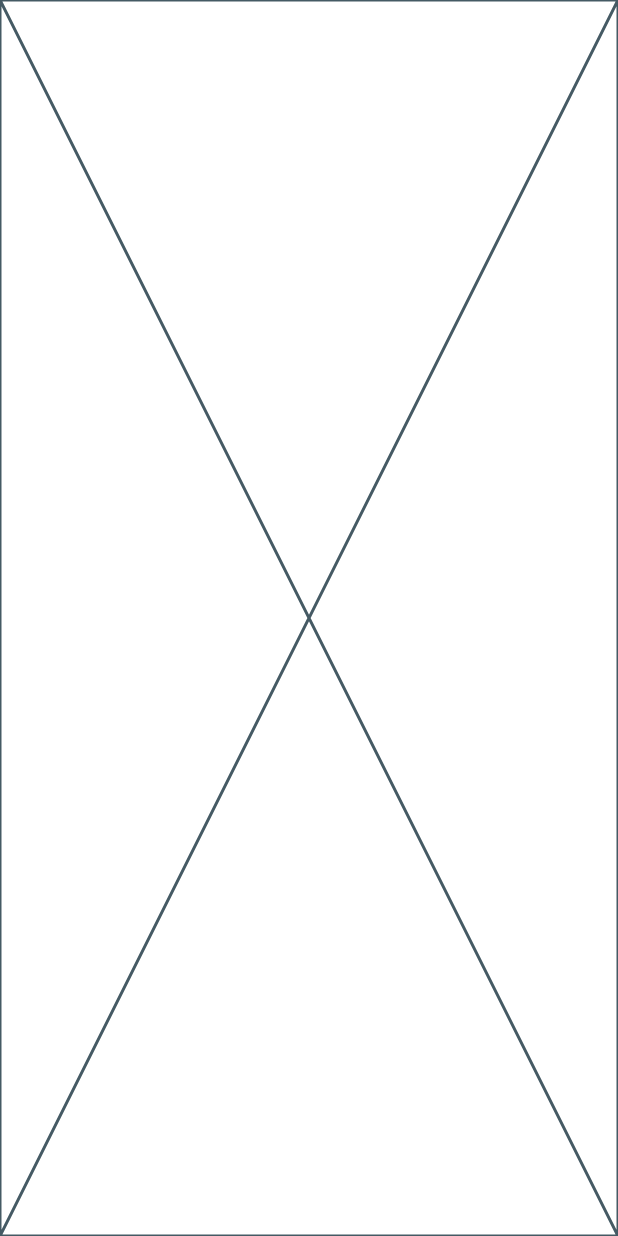
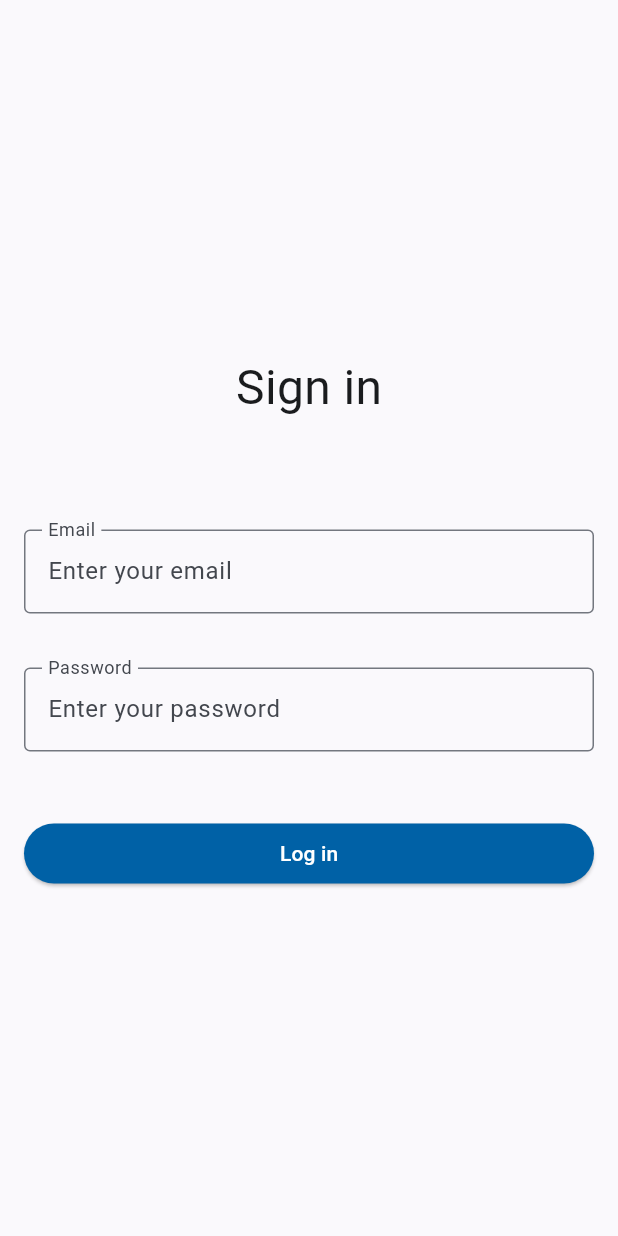
Before and after one commit to dariagorlova/test_app, a Flutter app: the screen it shows after launch, on a phone screen of 412 x 824 dp. Run offline on Flutter 3.47's test engine with Material 3 defaults, Android fonts, the phone set to English and light mode, and no system bars; our stand-ins replace dio, flutter_bloc.

Commit message:
auth implementation

```diff
--- /dev/null
+++ b/lib/core/constants.dart
@@ -0,0 +1,4 @@
+const emailValidator =
+    r"^[a-zA-Z0-9.!#$%&'*+\\/=?^_`{|}~-]{1,10}@(?:(?!.*--)[a-zA-Z0-9-]{1,10}(?<!-))(?:\.(?:[a-zA-Z0-9-]{2,10}))+$";
+const passwordValidator = r'^(?=.*?[A-Z])(?=.*?[a-z])(?=.*?[0-9]).{6,10}$';
+const signInUrl = 'https://randomuser.me/api/';
--- a/lib/core/index.dart
+++ b/lib/core/index.dart
@@ -1 +1,2 @@
 export 'styles/colors.dart';
+export 'constants.dart';
--- /dev/null
+++ b/lib/features/auth/data/api_service.dart
@@ -0,0 +1,28 @@
+import 'dart:async';
+
+import 'package:dio/dio.dart';
+import 'package:test_app/core/index.dart';
+import 'package:test_app/features/auth/index.dart';
+
+abstract class ApiService {
+  FutureOr<User?> signIn(String email, String password);
+}
+
+class ApiServiceImpl implements ApiService {
+  @override
+  FutureOr<User?> signIn(String email, String password) async {
+    try {
+      final response = await Dio().get(
+        signInUrl,
+        data: {'email': email, 'password': password},
+      );
+
+      if (response.statusCode == 200) {
+        return User.fromJson(response.data['results'][0]);
+      }
+      return null;
+    } catch (error) {
+      return null;
+    }
+  }
+}
--- /dev/null
+++ b/lib/features/auth/data/repository_impl.dart
@@ -0,0 +1,13 @@
+import 'dart:async';
+
+import 'package:test_app/features/auth/index.dart';
+
+class RepositoryImpl implements Repository {
+  final ApiService _apiService;
+
+  const RepositoryImpl(this._apiService);
+
+  @override
+  FutureOr<User?> signIn(String email, String password) =>
+      _apiService.signIn(email, password);
+}
--- /dev/null
+++ b/lib/features/auth/domain/repository.dart
@@ -0,0 +1,7 @@
+import 'dart:async';
+
+import 'package:test_app/features/auth/index.dart';
+
+abstract class Repository {
+  FutureOr<User?> signIn(String email, String password);
+}
--- /dev/null
+++ b/lib/features/auth/domain/user.dart
@@ -0,0 +1,20 @@
+class User {
+  User({
+    required this.email,
+    required this.firstName,
+    required this.lastName,
+    required this.avatar,
+  });
+
+  String email;
+  String firstName;
+  String lastName;
+  String avatar;
+
+  factory User.fromJson(Map<String, dynamic> json) => User(
+        email: json["email"],
+        firstName: json["name"]["first"],
+        lastName: json["name"]["last"],
+        avatar: json["picture"]["thumbnail"],
+      );
+}
--- a/lib/features/auth/index.dart
+++ b/lib/features/auth/index.dart
@@ -1 +1,9 @@
 export 'presentation/auth.screen.dart';
+export 'presentation/widgets/caption.dart';
+export 'presentation/widgets/input_field.dart';
+export 'presentation/widgets/login_button.dart';
+export 'presentation/bloc/auth_bloc.dart';
+export 'domain/repository.dart';
+export 'domain/user.dart';
+export 'data/repository_impl.dart';
+export 'data/api_service.dart';
--- a/lib/features/auth/presentation/auth.screen.dart
+++ b/lib/features/auth/presentation/auth.screen.dart
@@ -1,4 +1,7 @@
 import 'package:flutter/material.dart';
+import 'package:flutter_bloc/flutter_bloc.dart';
+import 'package:test_app/features/auth/index.dart';
+import 'package:test_app/features/home/index.dart';
 
 class AuthScreen extends StatefulWidget {
   const AuthScreen({super.key});
@@ -8,8 +11,109 @@ class AuthScreen extends StatefulWidget {
 }
 
 class _AuthScreenState extends State<AuthScreen> {
+  final _formSignInKey = GlobalKey<FormState>();
+  final passwordController = TextEditingController();
+  final emailController = TextEditingController();
+
+  @override
+  void dispose() {
+    passwordController.dispose();
+    emailController.dispose();
+    super.dispose();
+  }
+
   @override
   Widget build(BuildContext context) {
-    return const Placeholder();
+    return BlocConsumer<SignInBloc, SignInState>(
+      listener: (context, state) {
+        if (state is SignInFailure) {
+          ScaffoldMessenger.of(context).showSnackBar(
+            SnackBar(
+              content: Text(state.message),
+              showCloseIcon: true,
+              behavior: SnackBarBehavior.floating,
+            ),
+          );
+        } else if (state is SignInSuccess) {
+          Navigator.pushReplacement(
+            context,
+            MaterialPageRoute(
+              builder: (context) => const HomeScreen(),
+            ),
+          );
+        }
+      },
+      builder: (context, state) {
+        return GestureDetector(
+          onTap: FocusScope.of(context).unfocus,
+          child: Scaffold(
+            body: SafeArea(
+              child: Center(
+                child: SingleChildScrollView(
+                  child: Padding(
+                    padding: const EdgeInsets.symmetric(horizontal: 16),
+                    child: Form(
+                      key: _formSignInKey,
+                      child: Column(
+                        mainAxisSize: MainAxisSize.min,
+                        mainAxisAlignment: MainAxisAlignment.center,
+                        crossAxisAlignment: CrossAxisAlignment.center,
+                        children: [
+                          const CaptionWidget(text: 'Sign in'),
+                          const SizedBox(height: 72),
+                          InputField.email(
+                            controller: emailController,
+                            disabled: state is SignInProcess,
+                          ),
+                          const SizedBox(height: 36),
+                          InputField.password(
+                            controller: passwordController,
+                            disabled: state is SignInProcess,
+                          ),
+                          const SizedBox(height: 48),
+                          LoginButton(
+                            onPressed: state is SignInProcess ? null : _login,
+                            child: state is SignInProcess
+                                ? SizedBox(
+                                    height: 20,
+                                    width: 20,
+                                    child: CircularProgressIndicator(
+                                      color: Theme.of(context)
+                                          .colorScheme
+                                          .onPrimary,
+                                    ),
+                                  )
+                                : Text(
+                                    'Log in',
+                                    style: TextStyle(
+                                      fontSize: 14,
+                                      color: Theme.of(context)
+                                          .colorScheme
+                                          .onPrimary,
+                                    ),
+                                  ),
+                          ),
+                        ],
+                      ),
+                    ),
+                  ),
+                ),
+              ),
+            ),
+          ),
+        );
+      },
+    );
+  }
+
+  void _login() {
+    if (_formSignInKey.currentState!.validate()) {
+      context.read<SignInBloc>().add(
+            OnSignIn(
+              email: emailController.text,
+              password: passwordController.text,
+            ),
+          );
+    }
   }
 }
--- /dev/null
+++ b/lib/features/auth/presentation/bloc/auth_bloc.dart
@@ -0,0 +1,23 @@
+import 'package:flutter_bloc/flutter_bloc.dart';
+import 'package:test_app/features/auth/index.dart';
+
+part 'auth_event.dart';
+part 'auth_state.dart';
+
+class SignInBloc extends Bloc<SignInEvent, SignInState> {
+  final Repository _repository;
+
+  SignInBloc({required Repository repository})
+      : _repository = repository,
+        super(const SignInInitial()) {
+    on<OnSignIn>((event, emit) async {
+      emit(const SignInProcess());
+      final resultSignIn =
+          await _repository.signIn(event.email, event.password);
+
+      emit(resultSignIn == null
+          ? const SignInFailure(message: 'Server error. Please try again')
+          : SignInSuccess(data: resultSignIn));
+    });
+  }
+}
--- /dev/null
+++ b/lib/features/auth/presentation/bloc/auth_event.dart
@@ -0,0 +1,30 @@
+part of 'auth_bloc.dart';
+
+sealed class SignInEvent {
+  const SignInEvent();
+
+  @override
+  bool operator ==(Object other);
+
+  @override
+  int get hashCode;
+}
+
+class OnSignIn extends SignInEvent {
+  final String email;
+  final String password;
+
+  const OnSignIn({required this.email, required this.password});
+
+  @override
+  bool operator ==(Object other) {
+    if (identical(this, other)) return true;
+
+    return other is OnSignIn &&
+        other.email == email &&
+        other.password == password;
+  }
+
+  @override
+  int get hashCode => email.hashCode ^ password.hashCode;
+}
--- /dev/null
+++ b/lib/features/auth/presentation/bloc/auth_state.dart
@@ -0,0 +1,47 @@
+part of 'auth_bloc.dart';
+
+sealed class SignInState {
+  const SignInState();
+
+  @override
+  bool operator ==(Object other);
+
+  @override
+  int get hashCode;
+}
+
+final class SignInInitial extends SignInState {
+  const SignInInitial();
+}
+
+class SignInSuccess extends SignInState {
+  final User data;
+  const SignInSuccess({required this.data});
+
+  @override
+  bool operator ==(Object other) {
+    if (identical(this, other)) return true;
+    return other is SignInSuccess && other.data == data;
+  }
+
+  @override
+  int get hashCode => data.hashCode;
+}
+
+class SignInFailure extends SignInState {
+  final String message;
+  const SignInFailure({required this.message});
+
+  @override
+  bool operator ==(Object other) {
+    if (identical(this, other)) return true;
+    return other is SignInFailure && other.message == message;
+  }
+
+  @override
+  int get hashCode => message.hashCode;
+}
+
+class SignInProcess extends SignInState {
+  const SignInProcess();
+}
--- /dev/null
+++ b/lib/features/auth/presentation/widgets/caption.dart
@@ -0,0 +1,15 @@
+import 'package:flutter/material.dart';
+
+class CaptionWidget extends StatelessWidget {
+  const CaptionWidget({required this.text, super.key});
+
+  final String text;
+
+  @override
+  Widget build(BuildContext context) {
+    return Text(
+      text,
+      style: const TextStyle(fontSize: 32),
+    );
+  }
+}
--- /dev/null
+++ b/lib/features/auth/presentation/widgets/input_field.dart
@@ -0,0 +1,112 @@
+import 'package:flutter/material.dart';
+import 'package:test_app/core/index.dart';
+
+class InputField extends StatelessWidget {
+  final TextEditingController controller;
+  final String hintText;
+  final String labelText;
+  final TextInputType keyboardType;
+  final bool obscureText;
+  final String? Function(String?)? validator;
+  final FocusNode? focusNode;
+  final String? errorMsg;
+  final bool enabled;
+
+  const InputField({
+    super.key,
+    required this.enabled,
+    required this.controller,
+    required this.labelText,
+    required this.hintText,
+    required this.obscureText,
+    required this.keyboardType,
+    this.validator,
+    this.focusNode,
+    this.errorMsg,
+  });
+
+  @override
+  Widget build(BuildContext context) {
+    return TextFormField(
+      validator: validator,
+      controller: controller,
+      obscureText: obscureText,
+      keyboardType: keyboardType,
+      focusNode: focusNode,
+      enabled: enabled,
+      textInputAction: TextInputAction.next,
+      decoration: InputDecoration(
+        labelText: labelText,
+        floatingLabelBehavior: FloatingLabelBehavior.always,
+        disabledBorder: OutlineInputBorder(
+          borderSide: BorderSide(color: Theme.of(context).colorScheme.outline),
+        ),
+        enabledBorder: OutlineInputBorder(
+          borderSide: BorderSide(color: Theme.of(context).colorScheme.outline),
+        ),
+        focusedBorder: OutlineInputBorder(
+          borderSide: BorderSide(
+            color: Theme.of(context).colorScheme.primary,
+            width: 2,
+          ),
+        ),
+        errorBorder: OutlineInputBorder(
+          borderSide: BorderSide(
+            color: Theme.of(context).colorScheme.error,
+            width: 2,
+          ),
+        ),
+        focusedErrorBorder: OutlineInputBorder(
+          borderSide: BorderSide(
+            color: Theme.of(context).colorScheme.error,
+            width: 2,
+          ),
+        ),
+        hintText: hintText,
+        errorText: errorMsg,
+      ),
+    );
+  }
+
+  factory InputField.email({
+    required TextEditingController controller,
+    required bool disabled,
+  }) =>
+      InputField(
+        controller: controller,
+        labelText: 'Email',
+        hintText: 'Enter your email',
+        obscureText: false,
+        keyboardType: TextInputType.emailAddress,
+        enabled: !disabled,
+        validator: (val) {
+          if (val!.isEmpty) {
+            return 'Email cannot be empty';
+          } else if (!RegExp(emailValidator).hasMatch(val)) {
+            return 'Email is incorrect';
+          }
+          return null;
+        },
+      );
+
+  factory InputField.password({
+    required TextEditingController controller,
+    required bool disabled,
+  }) =>
+      InputField(
+        controller: controller,
+        labelText: 'Password',
+        hintText: 'Enter your password',
+        obscureText: true,
+        keyboardType: TextInputType.visiblePassword,
+        enabled: !disabled,
+        validator: (val) {
+          if (val!.isEmpty) {
+            return 'Password cannot be empty';
+          } else if (!RegExp(passwordValidator).hasMatch(val)) {
+            return 'Password should be between 6 and 10 characters\n(Uppercase, Lowercase, Number required)';
+          }
+          return null;
+        },
+      );
+}
--- /dev/null
+++ b/lib/features/auth/presentation/widgets/login_button.dart
@@ -0,0 +1,29 @@
+import 'package:flutter/material.dart';
+
+class LoginButton extends StatelessWidget {
+  const LoginButton({
+    required this.child,
+    this.onPressed,
+    super.key,
+  });
+
+  final VoidCallback? onPressed;
+  final Widget child;
+
+  @override
+  Widget build(BuildContext context) {
+    return SizedBox(
+      width: double.infinity,
+      height: 40,
+      child: ElevatedButton(
+        style: ButtonStyle(
+          backgroundColor: MaterialStateProperty.all(
+            Theme.of(context).colorScheme.primary,
+          ),
+        ),
+        onPressed: onPressed,
+        child: child,
+      ),
+    );
+  }
+}
--- a/lib/features/home/index.dart
+++ b/lib/features/home/index.dart
@@ -0,0 +1 @@
+export 'presentation/home.screen.dart';
--- /dev/null
+++ b/lib/features/home/presentation/home.screen.dart
@@ -0,0 +1,10 @@
+import 'package:flutter/material.dart';
+
+class HomeScreen extends StatelessWidget {
+  const HomeScreen({super.key});
+
+  @override
+  Widget build(BuildContext context) {
+    return const Placeholder();
+  }
+}
--- a/lib/main.dart
+++ b/lib/main.dart
@@ -1,4 +1,6 @@
 import 'package:flutter/material.dart';
+import 'package:flutter/services.dart';
+import 'package:flutter_bloc/flutter_bloc.dart';
 import 'package:test_app/core/index.dart';
 import 'package:test_app/features/auth/index.dart';
 
@@ -11,8 +13,15 @@ class MyApp extends StatelessWidget {
 
   @override
   Widget build(BuildContext context) {
-    return MaterialApp(
+    // Set the device orientation to portrait only.
+    SystemChrome.setPreferredOrientations([DeviceOrientation.portraitUp]);
+
+    return BlocProvider(
+      create: (context) =>
+          SignInBloc(repository: RepositoryImpl(ApiServiceImpl())),
+      child: MaterialApp(
         title: 'Test project',
+        debugShowCheckedModeBanner: false,
         theme: ThemeData(
           colorScheme: lightColorScheme,
           useMaterial3: true,
@@ -22,6 +31,7 @@ class MyApp extends StatelessWidget {
           useMaterial3: true,
         ),
         home: const AuthScreen(),
+      ),
     );
   }
 }
--- a/pubspec.yaml
+++ b/pubspec.yaml
@@ -12,7 +12,7 @@ dependencies:
     sdk: flutter
 
   cupertino_icons: ^1.0.6
-  bloc: ^8.1.4
+  flutter_bloc: ^8.1.6
   dio: ^5.5.0+1
 
 dev_dependencies:
```
Also changed, not shown: pubspec.lock. Lines whose indentation alone changed are shown as unchanged.
